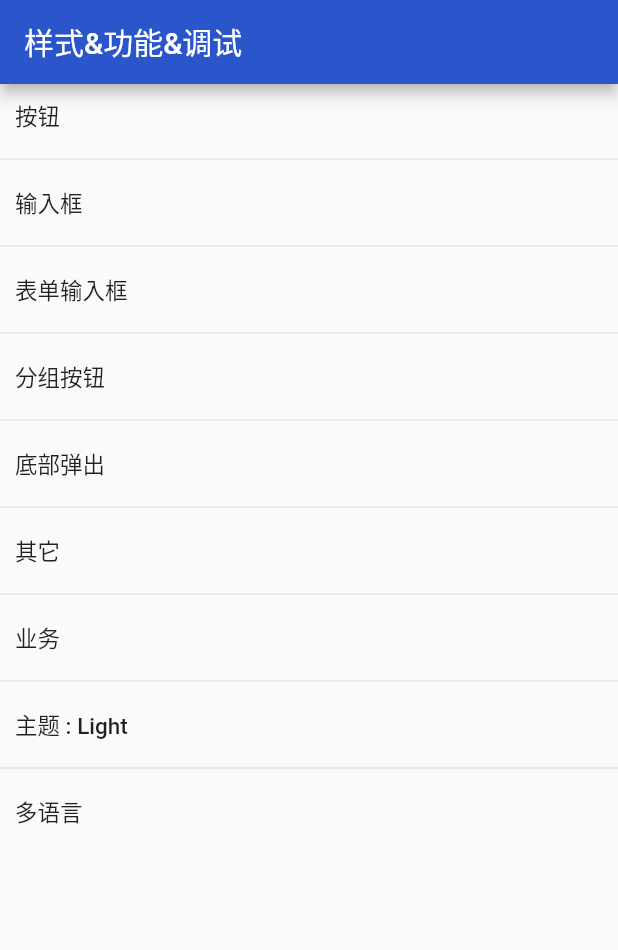
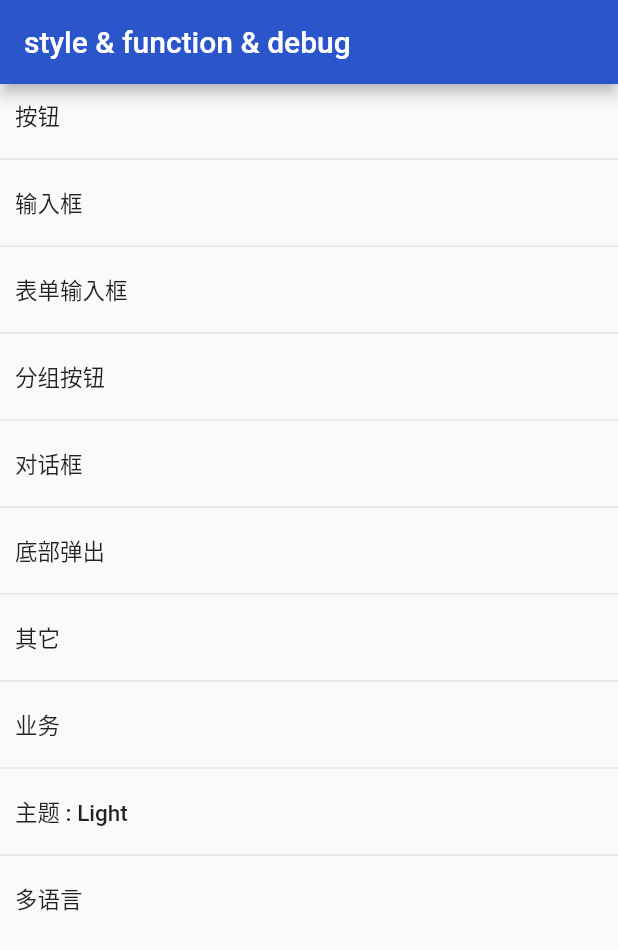
Before and after one commit to codertiany/flutter_woo_commerce_getx_ducafecat, a Flutter app: the screen it shows after launch, on a phone screen of 412 x 824 dp. Shown: the top 950 px of the screen. Run offline on Flutter 3.47's test engine with Material 2 defaults, Android fonts, the light colour scheme and no system bars; drawn by our look-alikes of pull_to_refresh; our stand-ins replace another_xlider, cached_network_image, dio, flutter_easyloading, flutter_screenutil, flutter_svg and 5 more; missing offline and left inert: flutter_picker, validatorless, wechat_assets_picker, wechat_camera_picker.

Commit message:
add -> 多语言

```diff
--- a/lib/common/i18n/locale_en.dart
+++ b/lib/common/i18n/locale_en.dart
@@ -1,19 +1,22 @@
-import 'locale_keys.dart';
+import "locale_keys.dart";
 
 Map<String, String> localeEn = {
   // 通用
-  LocaleKeys.commonBottomRemove: 'Remove',
-  LocaleKeys.commonBottomCancel: 'Cancel',
-  LocaleKeys.commonBottomConfirm: 'Confirm',
-  LocaleKeys.commonBottomApply: 'Apply',
-  LocaleKeys.commonSelectTips: 'Please select',
-  LocaleKeys.commonLangCodeZh: 'Chinese',
-  LocaleKeys.commonLangCodeEn: 'English',
+  LocaleKeys.commonBottomRemove: "Remove",
+  LocaleKeys.commonBottomCancel: "Cancel",
+  LocaleKeys.commonBottomConfirm: "Confirm",
+  LocaleKeys.commonBottomApply: "Apply",
+  LocaleKeys.commonSelectTips: "Please select",
+  LocaleKeys.commonLangCodeZh: "Chinese",
+  LocaleKeys.commonLangCodeEn: "English",
+
+  // 样式
+  LocaleKeys.stylePageTitle: "style & function & debug",
 
   // 弹窗提示
-  LocaleKeys.dialogRemove: 'Are you sure to remove?',
+  LocaleKeys.dialogRemove: "Are you sure to remove?",
 
   // 拍照、相册
-  LocaleKeys.pickerTakeCamera: 'Take camera',
-  LocaleKeys.pickerSelectAlbum: 'Select from album',
+  LocaleKeys.pickerTakeCamera: "Take camera",
+  LocaleKeys.pickerSelectAlbum: "Select from album",
 };
--- a/lib/common/i18n/locale_keys.dart
+++ b/lib/common/i18n/locale_keys.dart
@@ -1,17 +1,20 @@
 class LocaleKeys {
   // 通用
-  static const commonBottomRemove = 'common_bottom_remove';
-  static const commonBottomCancel = 'common_bottom_cancel';
-  static const commonBottomConfirm = 'common_bottom_confirm';
-  static const commonBottomApply = 'common_bottom_apply';
-  static const commonSelectTips = 'common_select_tips';
-  static const commonLangCodeZh = 'zh';
-  static const commonLangCodeEn = 'en';
+  static const commonBottomRemove = "common_bottom_remove";
+  static const commonBottomCancel = "common_bottom_cancel";
+  static const commonBottomConfirm = "common_bottom_confirm";
+  static const commonBottomApply = "common_bottom_apply";
+  static const commonSelectTips = "common_select_tips";
+  static const commonLangCodeZh = "zh";
+  static const commonLangCodeEn = "en";
+
+  // 样式
+  static const stylePageTitle = "style_page_title";
 
   // 弹窗提示
-  static const dialogRemove = 'DIALOG_REMOVE';
+  static const dialogRemove = "DIALOG_REMOVE";
 
   // 拍照、相册
-  static const pickerTakeCamera = 'picker_take_camera';
-  static const pickerSelectAlbum = 'picker_select_album';
+  static const pickerTakeCamera = "picker_take_camera";
+  static const pickerSelectAlbum = "picker_select_album";
 }
--- a/lib/common/style/colors.dart
+++ b/lib/common/style/colors.dart
@@ -6,10 +6,6 @@ class AppColors {
   /// *******************************************
   /// 自定义 颜色
   /// *******************************************
-
-  /// 文字
-  static Color get text =>
-      Get.isDarkMode ? const Color(0xFFFFFFFF) : const Color(0xFF4C475A);
 
   /// 按钮
   static Color get button =>
--- a/lib/common/widgets/text.dart
+++ b/lib/common/widgets/text.dart
@@ -22,6 +22,54 @@ class TextWidget extends StatelessWidget {
     this.size,
     this.weight,
   }) : super(key: key);
+
+  /// 文字 - 标题1
+  const TextWidget.title1(
+    this.text, {
+    Key? key,
+    this.maxLines = 1,
+    this.softWrap = false,
+    this.overflow = TextOverflow.clip,
+    this.color,
+    this.size,
+    this.weight,
+  })  : style = const TextStyle(
+          fontSize: 24,
+          fontWeight: FontWeight.bold,
+        ),
+        super(key: key);
+
+  /// 文字 - 标题2
+  const TextWidget.title2(
+    this.text, {
+    Key? key,
+    this.maxLines = 1,
+    this.softWrap = false,
+    this.overflow = TextOverflow.clip,
+    this.color,
+    this.size,
+    this.weight,
+  })  : style = const TextStyle(
+          fontSize: 20,
+          fontWeight: FontWeight.w500,
+        ),
+        super(key: key);
+
+  /// 文字 - 标题3
+  const TextWidget.title3(
+    this.text, {
+    Key? key,
+    this.maxLines = 1,
+    this.softWrap = false,
+    this.overflow = TextOverflow.clip,
+    this.color,
+    this.size,
+    this.weight,
+  })  : style = const TextStyle(
+          fontSize: 15,
+          fontWeight: FontWeight.w500,
+        ),
+        super(key: key);
 
   /// 文字 - 正文1
   const TextWidget.body1(
@@ -103,54 +151,6 @@ class TextWidget extends StatelessWidget {
         ),
         super(key: key);
 
-  /// 文字 - 标题1
-  const TextWidget.title1(
-    this.text, {
-    Key? key,
-    this.maxLines = 1,
-    this.softWrap = false,
-    this.overflow = TextOverflow.clip,
-    this.color,
-    this.size,
-    this.weight,
-  })  : style = const TextStyle(
-          fontSize: 24,
-          fontWeight: FontWeight.bold,
-        ),
-        super(key: key);
-
-  /// 文字 - 标题2
-  const TextWidget.title2(
-    this.text, {
-    Key? key,
-    this.maxLines = 1,
-    this.softWrap = false,
-    this.overflow = TextOverflow.clip,
-    this.color,
-    this.size,
-    this.weight,
-  })  : style = const TextStyle(
-          fontSize: 20,
-          fontWeight: FontWeight.w500,
-        ),
-        super(key: key);
-
-  /// 文字 - 标题3
-  const TextWidget.title3(
-    this.text, {
-    Key? key,
-    this.maxLines = 1,
-    this.softWrap = false,
-    this.overflow = TextOverflow.clip,
-    this.color,
-    this.size,
-    this.weight,
-  })  : style = const TextStyle(
-          fontSize: 15,
-          fontWeight: FontWeight.w500,
-        ),
-        super(key: key);
-
   @override
   Widget build(BuildContext context) {
     return Text(
--- a/lib/pages/styles/widgets/controller.dart
+++ b/lib/pages/styles/widgets/controller.dart
@@ -4,17 +4,65 @@ import 'package:get/get.dart';
 class WidgetsController extends GetxController {
   WidgetsController();
 
-  _initData() {
+  // 样式
+  onThemeSelected() async {
+    await ConfigService.to.switchThemeModel();
     update(["widgets"]);
   }
 
-  // 样式
-  List<KeyValueModel> themes = [
-    KeyValueModel(key: "Light", value: "light"),
-    KeyValueModel(key: "Dark", value: "dack"),
-  ];
-  onThemeSelected() async {
-    await ConfigService.to.switchThemeModel();
+  // 多语言
+  List<KeyValueModel> languages = [];
+  KeyValueModel? language;
+  void onShowLanguagesBottomSheet() {
+    ActionBottomSheet.showMaterialModal(
+      context: Get.context,
+      child: PickerSingleWidget(
+        title: "Language",
+        value: language,
+        items: languages,
+        onSelected: onLanguageSelected,
+      ),
+    );
+  }
+
+  onLanguageSelected(KeyValueModel item) {
+    language = item;
+    ConfigService.to.onLocaleUpdate(item.value);
+    Loading.success();
+    update(["widgets"]);
+  }
+
+  // 对话框
+  void onDialog() {
+    ActionDialog.normal(
+      context: Get.context!,
+      strTitle: "对话框标题",
+      strContent: "对话框内容说明",
+      strConfirm: "设置",
+      strCancel: "取消",
+      onConfirm: () => Loading.success(),
+      // confirm: TextWidget.body1(
+      //   "设置",
+      //   color: AppColors.onSecondaryContainer,
+      // ).paddingAll(AppSpace.button).decorated(
+      //       color: AppColors.secondaryContainer,
+      //       borderRadius: BorderRadius.circular(AppRadius.button),
+      //     ),
+      // cancel: const TextWidget.body1(
+      //   "取消",
+      // ),
+    );
+  }
+
+  _initData() {
+    for (var i = 0; i < Translation.supportedLocales.length; i++) {
+      var lang = Translation.supportedLocales[i];
+      languages.add(KeyValueModel(key: lang.toLanguageTag(), value: lang));
+    }
+    language = KeyValueModel(
+        key: ConfigService.to.locale.toLanguageTag(),
+        value: ConfigService.to.locale);
+
     update(["widgets"]);
   }
 
--- a/lib/pages/styles/widgets/view.dart
+++ b/lib/pages/styles/widgets/view.dart
@@ -26,6 +26,10 @@ class WidgetsPage extends GetView<WidgetsController> {
         title: const TextWidget.body1("分组按钮"),
       ),
       ListTileWidget(
+        onTap: controller.onDialog,
+        title: const TextWidget.body1("对话框"),
+      ),
+      ListTileWidget(
         onTap: () => Get.toNamed(RouteNames.styleBottomSheet),
         title: const TextWidget.body1("底部弹出"),
       ),
@@ -39,13 +43,6 @@ class WidgetsPage extends GetView<WidgetsController> {
       ),
 
       // 主题
-      // ListTileWidget(
-      //   onTap: controller.onThemeSelected,
-      //   title: Obx(
-      //     () => TextWidget.body1(
-      //         "主题 : ${ConfigService.to.isDarkModel ? "Dark" : "Light"}"),
-      //   ),
-      // ),
       ListTileWidget(
         onTap: controller.onThemeSelected,
         title: TextWidget.body1(
@@ -54,6 +51,7 @@ class WidgetsPage extends GetView<WidgetsController> {
 
       // 多语言
       ListTileWidget(
+        onTap: controller.onShowLanguagesBottomSheet,
         title: const TextWidget.body1("多语言"),
       ),
     ];
@@ -77,7 +75,7 @@ class WidgetsPage extends GetView<WidgetsController> {
       id: "widgets",
       builder: (_) {
         return Scaffold(
-          appBar: AppBar(title: const Text("样式&功能&调试")),
+          appBar: AppBar(title: Text(LocaleKeys.stylePageTitle.tr)),
           body: SafeArea(
             child: _buildView(),
           ),
```
Also changed, not shown: lib/common/i18n/locale_zh.dart (+14 -11 lines), lib/common/utils/dialog.dart (+20 -9 lines).
